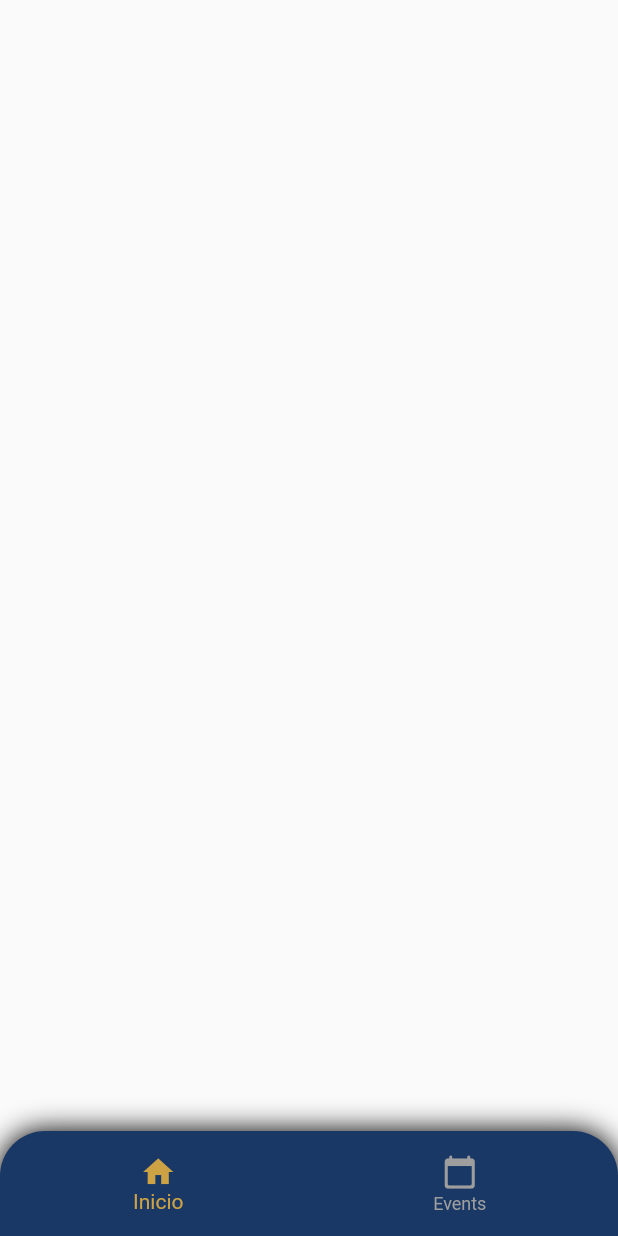
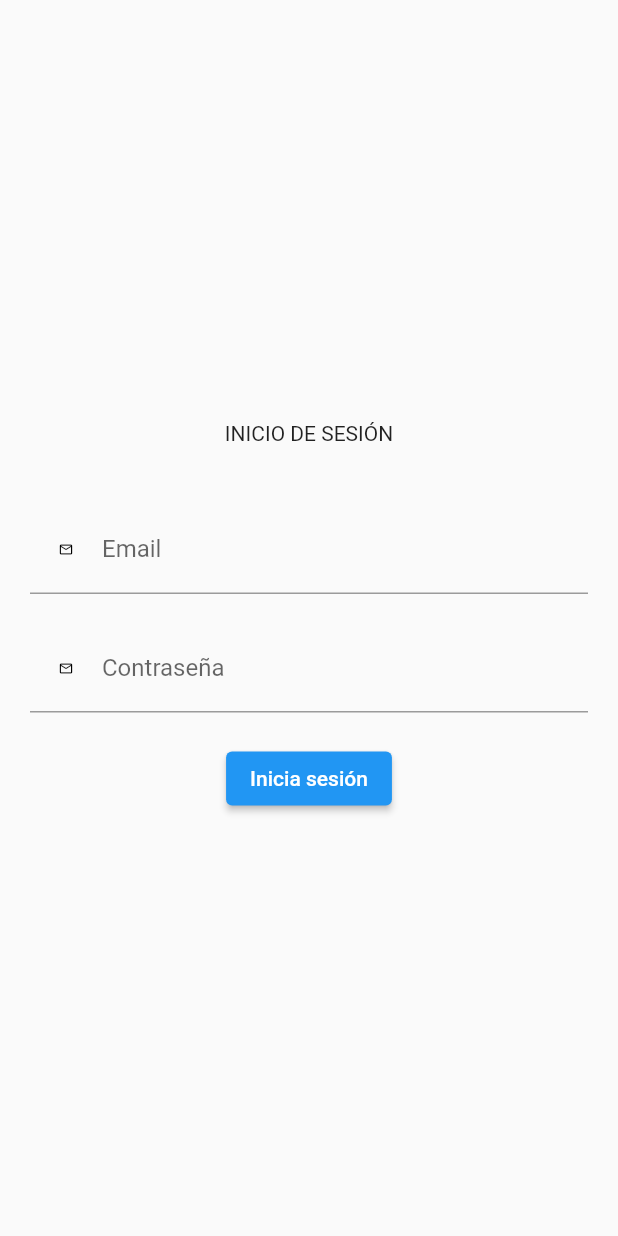
Before and after one commit to Alan7829/Brawlteca, a Flutter app: the screen it shows after launch, on a phone screen of 412 x 824 dp. Run offline on Flutter 3.47's test engine with Material 2 defaults, Android fonts, the phone set to English and light mode, and no system bars; Roboto replaces fonts that are missing (gibson).

Commit message:
Add login design

```diff
--- a/lib/src/app.dart
+++ b/lib/src/app.dart
@@ -1,5 +1,6 @@
 // ignore_for_file: prefer_const_constructors
 
+import 'package:brawlteca/src/pages/login_page.dart';
 import 'package:brawlteca/src/pages/main_page.dart';
 import 'package:flutter/material.dart';
 
@@ -11,7 +12,7 @@ class MyApp extends StatelessWidget {
     return MaterialApp(
       initialRoute: "main",
       routes: {
-        "main": (_) => MainPage(),
+        "main": (_) => LoginPage(),
       },
     );
   }
--- /dev/null
+++ b/lib/src/pages/login_page.dart
@@ -0,0 +1,105 @@
+import 'package:flutter/material.dart';
+
+class LoginPage extends StatefulWidget {
+  const LoginPage({Key? key}) : super(key: key);
+
+  @override
+  _LoginPageState createState() => _LoginPageState();
+}
+
+class _LoginPageState extends State<LoginPage> {
+  TextEditingController _userEmailController = TextEditingController();
+  TextEditingController _userPasswordController = TextEditingController();
+  @override
+  Widget build(BuildContext context) {
+    // ignore: prefer_const_constructors
+    return Scaffold(
+      body: Center(
+        child: Padding(
+          padding: EdgeInsets.all(20),
+          child: Container(
+            child: Column(
+              mainAxisAlignment: MainAxisAlignment.center,
+              crossAxisAlignment: CrossAxisAlignment.center,
+              children: <Widget>[
+                Text('INICIO DE SESIÓN'),
+                _widgetsSignIn(context),
+              ],
+            ),
+          ),
+        ),
+      ),
+    );
+  }
+
+  _widgetsSignIn(BuildContext context) => Container(
+        child: Column(
+          mainAxisAlignment: MainAxisAlignment.spaceAround,
+          mainAxisSize: MainAxisSize.min,
+          children: <Widget>[
+            _textFormField(context),
+            Padding(padding: EdgeInsets.symmetric(vertical: 10)),
+            _btn(context),
+          ],
+        ),
+      );
+
+  Widget _textFormField(BuildContext context) {
+    return Container(
+      child: Form(
+        child: Column(
+          children: <Widget>[
+            Padding(padding: EdgeInsets.symmetric(vertical: 20)),
+            _email(context),
+            Padding(padding: EdgeInsets.symmetric(vertical: 10)),
+            _pass(context),
+          ],
+        ),
+      ),
+    );
+  }
+
+  Widget _email(BuildContext context) {
+    return TextFormField(
+      controller: _userEmailController,
+      keyboardType: TextInputType.emailAddress,
+      decoration: InputDecoration(
+        prefixIcon: const Icon(
+          Icons.email_outlined,
+          color: Colors.black,
+          size: 10,
+        ),
+        hintText: 'ejemplo@correo.com',
+        labelText: 'Email',
+      ),
+      style: TextStyle(
+        fontFamily: "gibson",
+      ),
+      obscureText: false,
+    );
+  }
+
+  Widget _pass(BuildContext context) {
+    return TextFormField(
+      controller: _userPasswordController,
+      keyboardType: TextInputType.text,
+      decoration: InputDecoration(
+        prefixIcon: const Icon(
+          Icons.email_outlined,
+          color: Colors.black,
+          size: 10,
+        ),
+        hintText: 'Contraseña',
+        labelText: 'Contraseña',
+      ),
+      style: TextStyle(
+        fontFamily: "gibson",
+      ),
+      obscureText: true,
+    );
+  }
+
+  Widget _btn(BuildContext context) {
+    return ElevatedButton(onPressed: () {}, child: Text('Inicia sesión'));
+  }
+}
```
